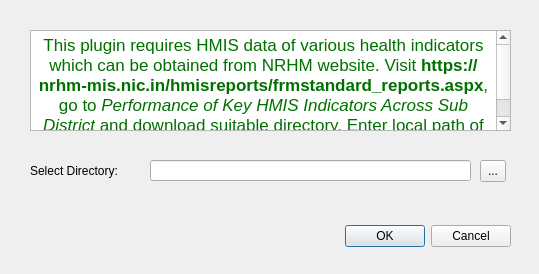
Before: the Qt Designer form india_geocoder_dialog_base.ui in nsashi/India-GeoCoder, drawn with Qt 5.
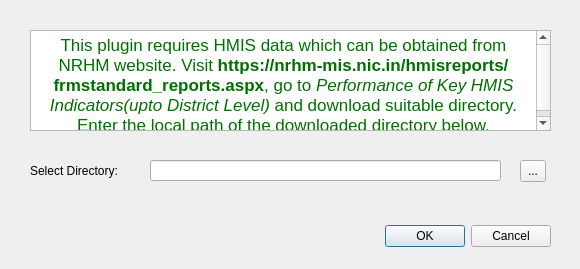
After: the same form once the commit is applied.

The edit to the form file:
```diff
--- a/india_geocoder_dialog_base.ui
+++ b/india_geocoder_dialog_base.ui
@@ -6,8 +6,8 @@
    <rect>
     <x>0</x>
     <y>0</y>
-    <width>539</width>
-    <height>274</height>
+    <width>580</width>
+    <height>269</height>
    </rect>
   </property>
   <property name="windowTitle">
@@ -16,7 +16,7 @@
   <widget class="QDialogButtonBox" name="button_box">
    <property name="geometry">
     <rect>
-     <x>170</x>
+     <x>210</x>
      <y>220</y>
      <width>341</width>
      <height>32</height>
@@ -32,7 +32,7 @@
   <widget class="QToolButton" name="toolButton">
    <property name="geometry">
     <rect>
-     <x>480</x>
+     <x>520</x>
      <y>160</y>
      <width>26</width>
      <height>22</height>
@@ -47,7 +47,7 @@
     <rect>
      <x>150</x>
      <y>160</y>
-     <width>321</width>
+     <width>351</width>
      <height>21</height>
     </rect>
    </property>
@@ -70,7 +70,7 @@
     <rect>
      <x>30</x>
      <y>30</y>
-     <width>481</width>
+     <width>521</width>
      <height>101</height>
     </rect>
    </property>
@@ -79,7 +79,7 @@
 &lt;html&gt;&lt;head&gt;&lt;meta name=&quot;qrichtext&quot; content=&quot;1&quot; /&gt;&lt;style type=&quot;text/css&quot;&gt;
 p, li { white-space: pre-wrap; }
 &lt;/style&gt;&lt;/head&gt;&lt;body style=&quot; font-family:'.SF NS Text'; font-size:13pt; font-weight:400; font-style:normal;&quot;&gt;
-&lt;p align=&quot;center&quot; style=&quot; margin-top:12px; margin-bottom:12px; margin-left:0px; margin-right:0px; -qt-block-indent:0; text-indent:0px;&quot;&gt;&lt;span style=&quot; color:#007000;&quot;&gt;This plugin requires HMIS data of various health indicators which can be obtained from NRHM website. Visit &lt;/span&gt;&lt;span style=&quot; font-weight:600; color:#007000;&quot;&gt;https://nrhm-mis.nic.in/hmisreports/frmstandard_reports.aspx&lt;/span&gt;&lt;span style=&quot; color:#007000;&quot;&gt;, go to &lt;/span&gt;&lt;span style=&quot; font-family:'Verdana,Helvetica,Arial,sans-serif'; font-style:italic; color:#007000; background-color:#ffffff;&quot;&gt;Performance of Key HMIS Indicators Across Sub District&lt;/span&gt;&lt;span style=&quot; font-family:'Verdana,Helvetica,Arial,sans-serif'; color:#007000; background-color:#ffffff;&quot;&gt; and download suitable directory. Enter local path of the downloaded directory below.&lt;/span&gt;&lt;/p&gt;&lt;/body&gt;&lt;/html&gt;</string>
+&lt;p align=&quot;center&quot; style=&quot; margin-top:12px; margin-bottom:12px; margin-left:0px; margin-right:0px; -qt-block-indent:0; text-indent:0px;&quot;&gt;&lt;span style=&quot; color:#007000;&quot;&gt;This plugin requires HMIS data which can be obtained from NRHM website. Visit &lt;/span&gt;&lt;span style=&quot; font-weight:600; color:#007000;&quot;&gt;https://nrhm-mis.nic.in/hmisreports/frmstandard_reports.aspx&lt;/span&gt;&lt;span style=&quot; color:#007000;&quot;&gt;, go to &lt;/span&gt;&lt;span style=&quot; font-family:'Verdana,Helvetica,Arial,sans-serif'; font-style:italic; color:#007000; background-color:#ffffff;&quot;&gt;Performance of Key HMIS Indicators(upto District Level)&lt;/span&gt;&lt;span style=&quot; font-family:'Verdana,Helvetica,Arial,sans-serif'; color:#007000; background-color:#ffffff;&quot;&gt; and download suitable directory. Enter the local path of the downloaded directory below.&lt;/span&gt;&lt;/p&gt;&lt;/body&gt;&lt;/html&gt;</string>
    </property>
   </widget>
  </widget>
```
